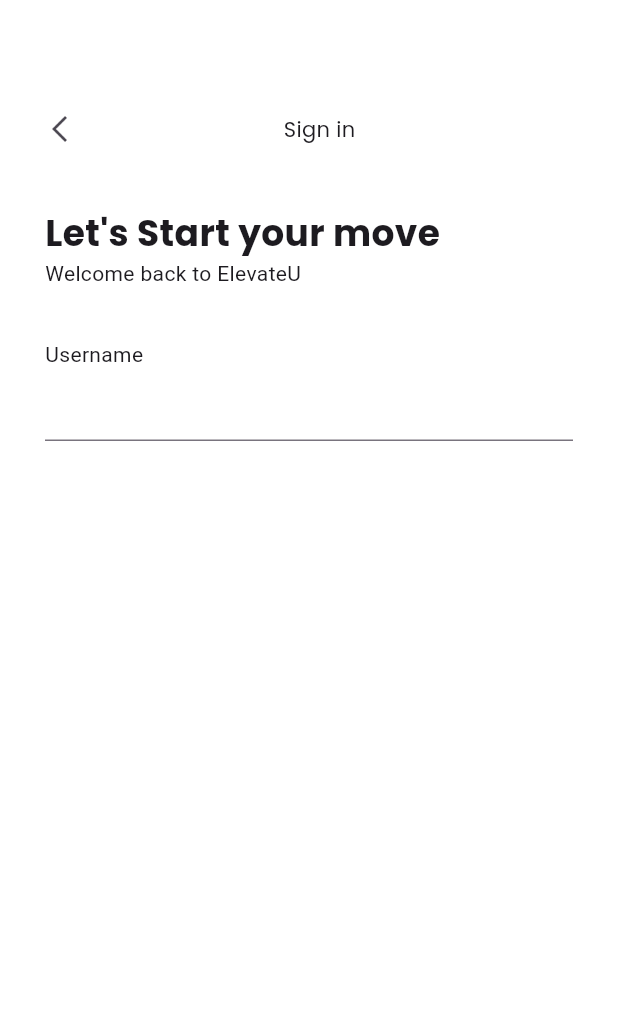
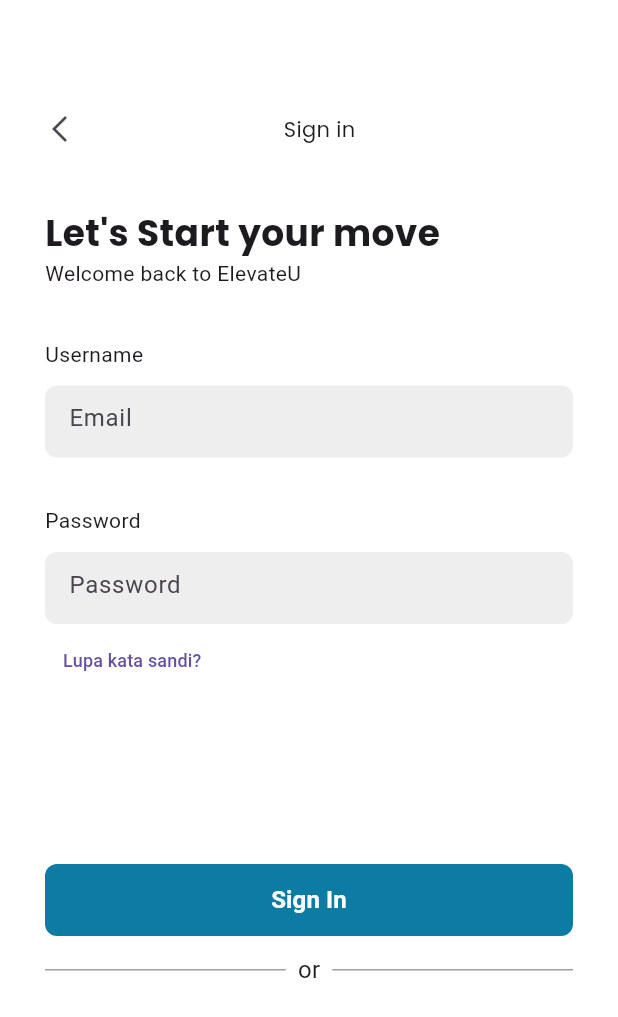
Before and after one commit to Vincent140206/ElevateU, a Flutter app: the LoginScreen screen opened directly, on a phone screen of 412 x 824 dp. Shown: the top 1017 px of the screen. Run offline on Flutter 3.47's test engine with Material 3 defaults, Android fonts, the phone set to English and light mode, and no system bars.

Commit message:
design system belum bisa, login lumayan

```diff
--- a/lib/assets/colors.dart
+++ /dev/null
@@ -1 +0,0 @@
-// TODO Implement this library.
--- a/lib/assets/font/textStyles.dart
+++ /dev/null
@@ -1 +0,0 @@
-// TODO Implement this library.
--- a/lib/assets/font/text_styles.dart
+++ /dev/null
@@ -1 +0,0 @@
-// TODO Implement this library.
--- a/lib/screens/auth/loginscreen.dart
+++ b/lib/screens/auth/loginscreen.dart
@@ -1,7 +1,7 @@
 import 'package:elevateu_bcc/screens/auth/onboardingscreen.dart';
 import 'package:flutter/material.dart';
-import 'package:elevateu_bcc/assets/font/text_styles.dart';
-import 'package:elevateu_bcc/assets/colors.dart';
+
+import '../homescreen.dart';
 
 class LoginScreen extends StatefulWidget {
   const LoginScreen({super.key});
@@ -67,14 +67,123 @@
                             fontSize: 14
                           ),
                         ),
-                        TextField(
-                          controller: usernameController,
-                          obscureText: false,
-                          decoration: InputDecoration(
-
+                        const SizedBox(height: 11,),
+                        SizedBox(
+                          width: 356,
+                          height: 48,
+                          child: TextField(
+                            controller: usernameController,
+                            obscureText: false,
+                            decoration: InputDecoration(
+                              enabledBorder: OutlineInputBorder(
+                                  borderRadius: BorderRadius.circular(8),
+                                  borderSide: const BorderSide(
+                                      color: Colors.transparent
+                                  )
+                              ),
+                              focusedBorder: const OutlineInputBorder(
+                                borderSide: BorderSide(color: Colors.transparent)
+                              ),
+                              hintText: 'Email',
+                              filled: true,
+                              fillColor: const Color(0XFFEEEEEE),
+                              )
+                            ),
+                        ),
+                        const SizedBox(height: 32,),
+                        const Text('Password',
+                          style: TextStyle(
+                              fontSize: 14
+                          ),
+                        ),
+                        const SizedBox(height: 11,),
+                        SizedBox(
+                          width: 356,
+                          height: 48,
+                          child: TextField(
+                              controller: usernameController,
+                              obscureText: false,
+                              decoration: InputDecoration(
+                                enabledBorder: OutlineInputBorder(
+                                    borderRadius: BorderRadius.circular(8),
+                                    borderSide: const BorderSide(
+                                        color: Colors.transparent
+                                    )
+                                ),
+                                focusedBorder: const OutlineInputBorder(
+                                    borderSide: BorderSide(color: Colors.transparent)
+                                ),
+                                hintText: 'Password',
+                                filled: true,
+                                fillColor: const Color(0XFFEEEEEE),
+                              )
+                          ),
+                        ),
+                        TextButton(
+                            onPressed: (){},
+                            child: const Text('Lupa kata sandi?',
+                                style: TextStyle(
+                                fontSize: 12,
+                                ),
                             )
-                          ),
-
+                        ),
+                        const SizedBox(height: 112,),
+                        Column(
+                          crossAxisAlignment: CrossAxisAlignment.start,
+                          children: [
+                            Container(
+                              width: 356,
+                              height: 48,
+                              decoration: BoxDecoration(
+                                color: const Color(0XFF0D7CA4),
+                                borderRadius: BorderRadius.circular(8),
+                              ),
+                              child: ElevatedButton(
+                                style: ElevatedButton.styleFrom(
+                                    backgroundColor: Colors.transparent,
+                                    shadowColor: Colors.transparent,
+                                    shape: RoundedRectangleBorder(
+                                        borderRadius: BorderRadius.circular(12)
+                                    )
+                                ),
+                                onPressed: () {
+                                  Navigator.of(context).pushReplacement(
+                                      MaterialPageRoute(builder: (context) => const HomeScreen()));
+                                },
+                                child: const Text(
+                                  'Sign In',
+                                  textAlign: TextAlign.center,
+                                  style: TextStyle(
+                                    fontSize: 16,
+                                    color: Colors.white,
+                                    fontWeight: FontWeight.bold,
+                                  ),
+                                ),
+                              ),
+                            ),
+                            const SizedBox(height: 11,),
+                            const Row(
+                              children: [
+                                Expanded(
+                                  child: SizedBox(
+                                    width: 100,
+                                    child: Divider(color: Colors.grey, thickness: 1),
+                                  ),
+                                ),
+                                Padding(
+                                  padding: const EdgeInsets.symmetric(horizontal: 8.0),
+                                  child: Text('or', style: TextStyle(fontSize: 16)),
+                                ),
+                                Expanded(
+                                  child: SizedBox(
+                                    width: 100,
+                                    child: Divider(color: Colors.grey, thickness: 1),
+                                  ),
+                                ),
+                              ],
+                            ),
+                          ],
+                        )
                       ],
                     ),
                   )
```
Also changed, not shown: assets/color/colors.dart (+35 -33 lines), lib/screens/homescreen.dart (added, +15 -0 lines).
